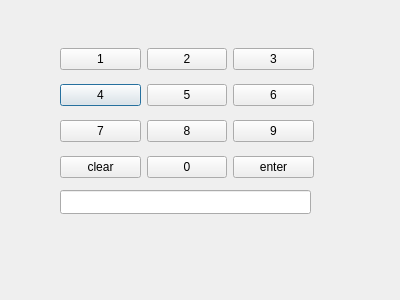
banksimul2022/group5, file bankautomat/pinkoodi_dll/pinkoodi_engine.ui: the form before one commit.
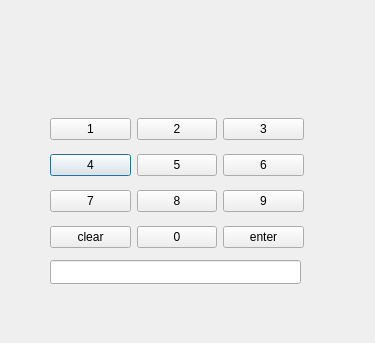
The form after the commit.

```diff
--- a/bankautomat/pinkoodi_dll/pinkoodi_engine.ui
+++ b/bankautomat/pinkoodi_dll/pinkoodi_engine.ui
@@ -6,8 +6,8 @@
    <rect>
     <x>0</x>
     <y>0</y>
-    <width>400</width>
-    <height>300</height>
+    <width>375</width>
+    <height>343</height>
    </rect>
   </property>
   <property name="windowTitle">
@@ -16,8 +16,8 @@
   <widget class="QWidget" name="gridLayoutWidget">
    <property name="geometry">
     <rect>
-     <x>60</x>
-     <y>40</y>
+     <x>50</x>
+     <y>110</y>
      <width>254</width>
      <height>146</height>
     </rect>
@@ -112,8 +112,8 @@
   <widget class="QLineEdit" name="lineEdit">
    <property name="geometry">
     <rect>
-     <x>60</x>
-     <y>190</y>
+     <x>50</x>
+     <y>260</y>
      <width>251</width>
      <height>24</height>
     </rect>
```
